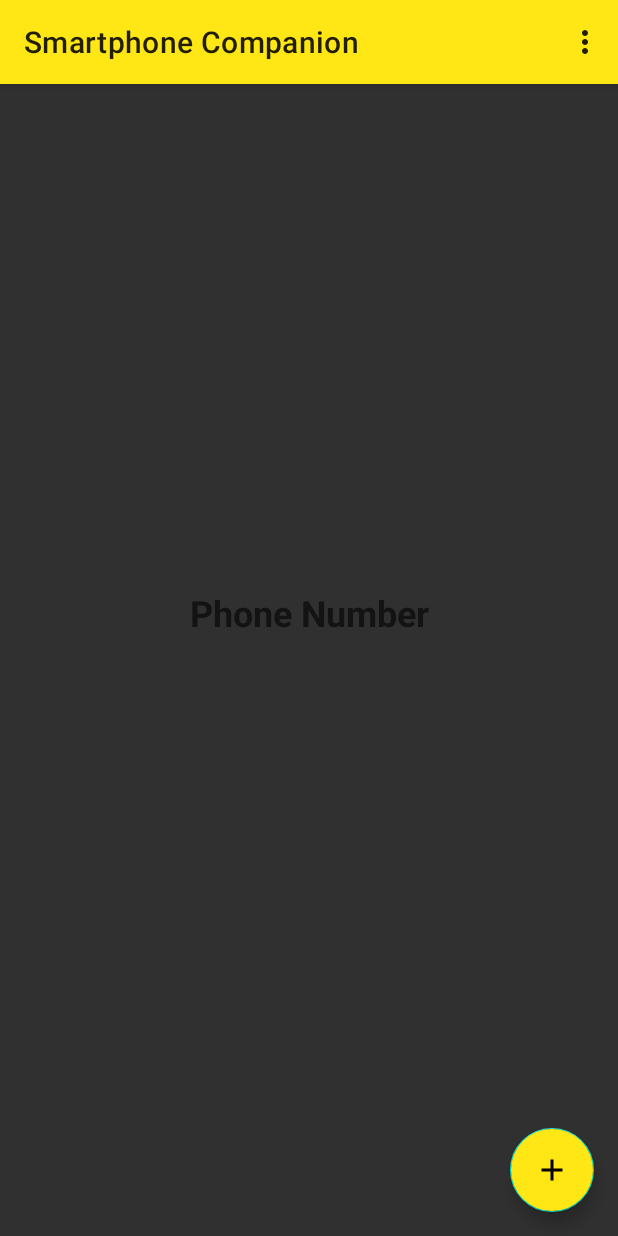
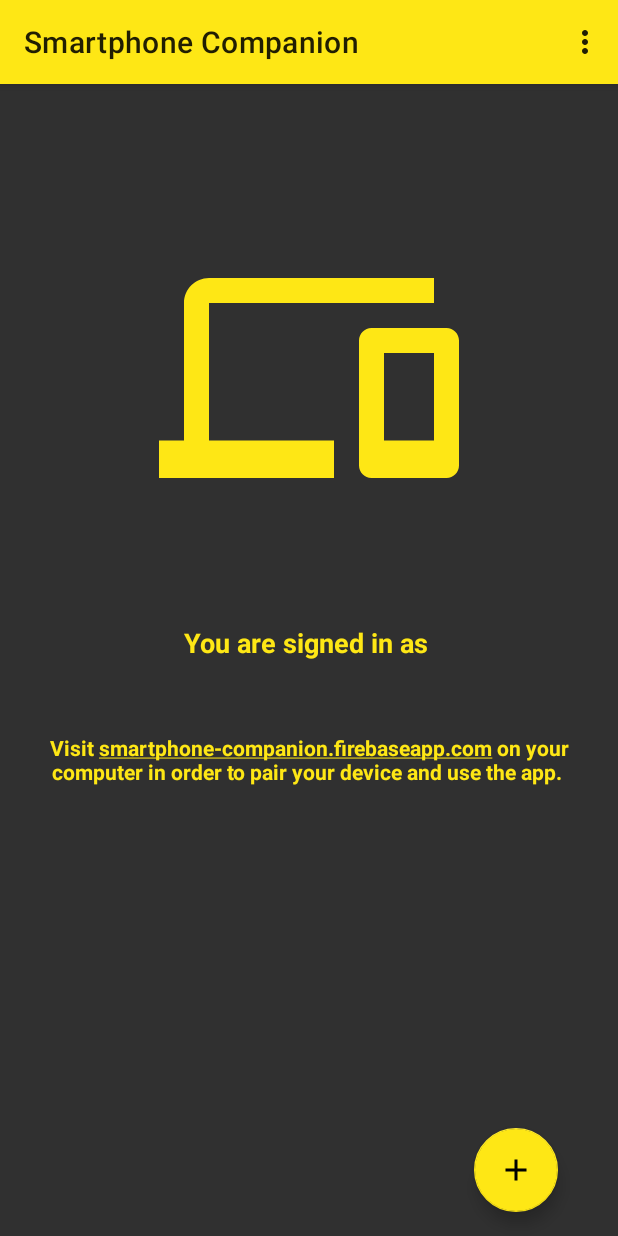
Before and after one commit to sebastiangrg/SmartphoneCompanion, an Android app: the ActiveSessionsFragment screen opened directly, with no data from a screen before it, on a phone screen of 412 x 824 dp. Run offline under Robolectric (Android 15) with nearby library versions, the phone set to English and light mode, and no system bars; our stand-ins replace Firebase (no records; nobody signed in at launch, a user with empty details on screens opened directly).

Commit message:
Polish active sessions page

```diff
--- a/SmartphoneCompanionAndroid/app/src/main/java/com/project/smartphonecompanionandroid/ui/fragments/ActiveSessionsFragment.kt
+++ b/SmartphoneCompanionAndroid/app/src/main/java/com/project/smartphonecompanionandroid/ui/fragments/ActiveSessionsFragment.kt
@@ -2,6 +2,7 @@ package com.project.smartphonecompanionandroid.ui.fragments
 
 import android.os.Bundle
 import android.view.*
+import androidx.core.text.HtmlCompat
 import androidx.fragment.app.Fragment
 
 import com.google.firebase.auth.FirebaseAuth
@@ -26,7 +27,10 @@ class ActiveSessionsFragment : Fragment() {
         user = FirebaseAuth.getInstance().currentUser
 
         user?.phoneNumber?.let {
-            userTextView.text = it
+            intro5TextView.text = HtmlCompat.fromHtml(
+                getString(R.string.intro_5_placeholder, it),
+                HtmlCompat.FROM_HTML_MODE_LEGACY
+            )
         }
 
         addButton.setOnClickListener { addSession() }
--- /dev/null
+++ b/SmartphoneCompanionAndroid/app/src/main/res/drawable/ic_phonelink.xml
@@ -0,0 +1,5 @@
+<vector android:height="200dp" android:tint="#FEE715"
+    android:viewportHeight="24.0" android:viewportWidth="24.0"
+    android:width="200dp" xmlns:android="http://schemas.android.com/apk/res/android">
+    <path android:fillColor="#FF000000" android:pathData="M4,6h18L22,4L4,4c-1.1,0 -2,0.9 -2,2v11L0,17v3h14v-3L4,17L4,6zM23,8h-6c-0.55,0 -1,0.45 -1,1v10c0,0.55 0.45,1 1,1h6c0.55,0 1,-0.45 1,-1L24,9c0,-0.55 -0.45,-1 -1,-1zM22,17h-4v-7h4v7z"/>
+</vector>
--- a/SmartphoneCompanionAndroid/app/src/main/res/layout/activity_splash_screen.xml
+++ b/SmartphoneCompanionAndroid/app/src/main/res/layout/activity_splash_screen.xml
@@ -12,7 +12,7 @@
             android:id="@+id/imageView"
             android:layout_width="250dp"
             android:layout_height="200dp"
-            app:srcCompat="@drawable/logo"
+            android:src="@drawable/logo"
             app:layout_constraintTop_toTopOf="parent"
             android:layout_marginTop="8dp"
             android:layout_marginRight="8dp"
--- a/SmartphoneCompanionAndroid/app/src/main/res/layout/fragment_active_sessions.xml
+++ b/SmartphoneCompanionAndroid/app/src/main/res/layout/fragment_active_sessions.xml
@@ -4,20 +4,40 @@
         xmlns:tools="http://schemas.android.com/tools"
         xmlns:app="http://schemas.android.com/apk/res-auto"
         android:layout_width="match_parent" android:layout_height="match_parent"
-        tools:context=".ui.fragments.ActiveSessionsFragment">
+        tools:context=".ui.fragments.ActiveSessionsFragment"
+        android:layout_marginStart="24dp"
+        android:layout_marginEnd="24dp">
 
-    <TextView
-            android:id="@+id/userTextView"
+    <androidx.appcompat.widget.AppCompatImageView
+            android:id="@+id/logoImageView"
             android:layout_width="match_parent"
             android:layout_height="wrap_content"
             app:layout_constraintTop_toTopOf="parent"
-            app:layout_constraintBottom_toBottomOf="parent"
-            android:layout_marginBottom="64dp"
-            android:textSize="24sp"
+            android:layout_marginTop="96dp"
+            android:src="@drawable/ic_phonelink"/>
+
+    <TextView
+            android:id="@+id/intro5TextView"
+            android:layout_width="match_parent"
+            android:layout_height="wrap_content"
+            app:layout_constraintTop_toBottomOf="@+id/logoImageView"
+            android:layout_marginTop="64dp"
+            android:textSize="18sp"
             android:textStyle="bold"
-            android:hint="@string/phone_number"
-            android:text="@string/no_available_phone_number"
-            android:textAlignment="center"/>
+            android:textAlignment="center"
+            android:textColor="@color/primaryColor"/>
+
+    <TextView
+            android:id="@+id/intro6TextView"
+            android:layout_width="match_parent"
+            android:layout_height="wrap_content"
+            app:layout_constraintTop_toBottomOf="@id/intro5TextView"
+            android:layout_marginTop="48dp"
+            android:text="@string/intro_6"
+            android:textSize="14sp"
+            android:textStyle="bold"
+            android:textAlignment="center"
+            android:textColor="@color/primaryColor"/>
 
     <com.google.android.material.floatingactionbutton.FloatingActionButton
             android:id="@+id/addButton"
@@ -25,7 +45,7 @@
             android:layout_height="wrap_content"
             app:layout_constraintRight_toRightOf="parent"
             app:layout_constraintBottom_toBottomOf="parent"
-            android:backgroundTint="@color/primaryColor"
+            app:backgroundTint="@color/primaryColor"
             android:src="@drawable/ic_add"
             android:layout_margin="16dp"/>
 
--- a/SmartphoneCompanionAndroid/app/src/main/res/layout/fragment_verification_code.xml
+++ b/SmartphoneCompanionAndroid/app/src/main/res/layout/fragment_verification_code.xml
@@ -70,7 +70,7 @@
             android:layout_height="wrap_content"
             app:layout_constraintTop_toBottomOf="@id/verificationCodePinView"
             android:layout_marginTop="16dp"
-            android:text="@string/enter_the_6_digit_code"
+            android:text="@string/intro_4"
             android:textAlignment="center"
             android:textColor="@color/primaryColor"/>
 
--- a/SmartphoneCompanionAndroid/app/src/main/res/values/strings.xml
+++ b/SmartphoneCompanionAndroid/app/src/main/res/values/strings.xml
@@ -25,10 +25,13 @@
         <u>Wrong number?</u>
     </string>
     <string name="dashes">------</string>
-    <string name="enter_the_6_digit_code">Enter the 6-digit code</string>
+    <string name="intro_4">Enter the 6-digit code</string>
     <string name="resend_sms">Resend SMS</string>
     <string name="resend_sms_placeholder">Resend SMS %1$s</string>
 
     <!--Active Sessions-->
-    <string name="no_available_phone_number">No available phone number</string>
+    <string name="intro_5_placeholder">You are signed in as &lt;b>%1$s&lt;/b></string>
+    <string name="intro_6">Visit <u>smartphone-companion.firebaseapp.com</u> on your
+        computer in order to pair your device and use the app.
+    </string>
 </resources>
```
